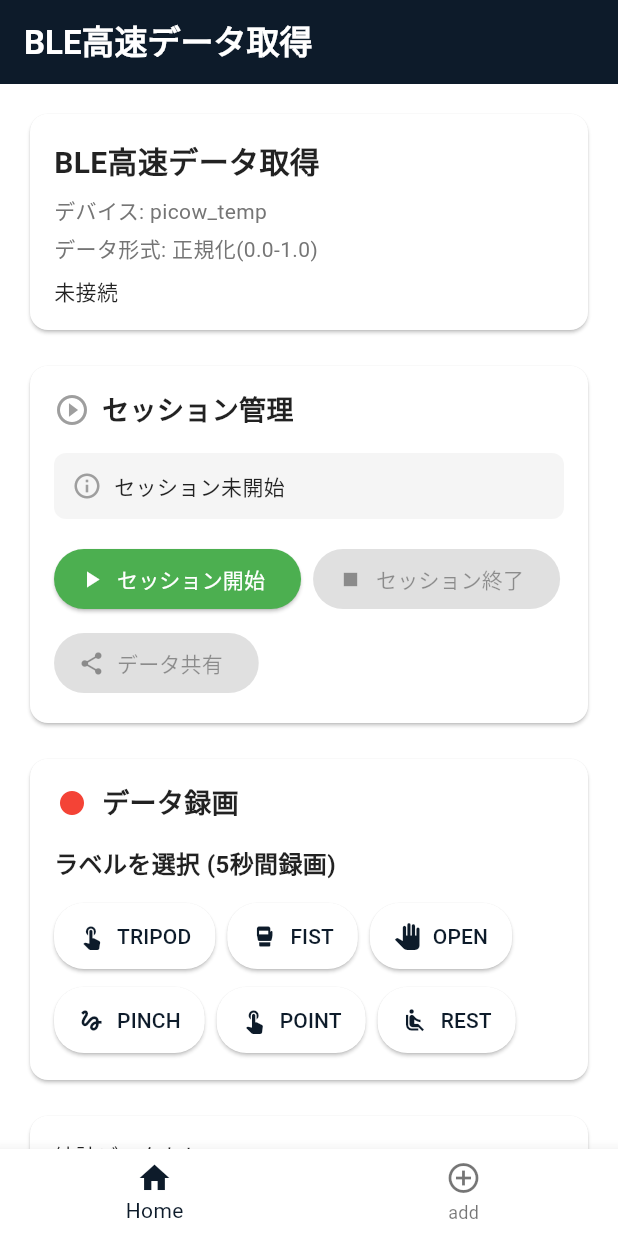
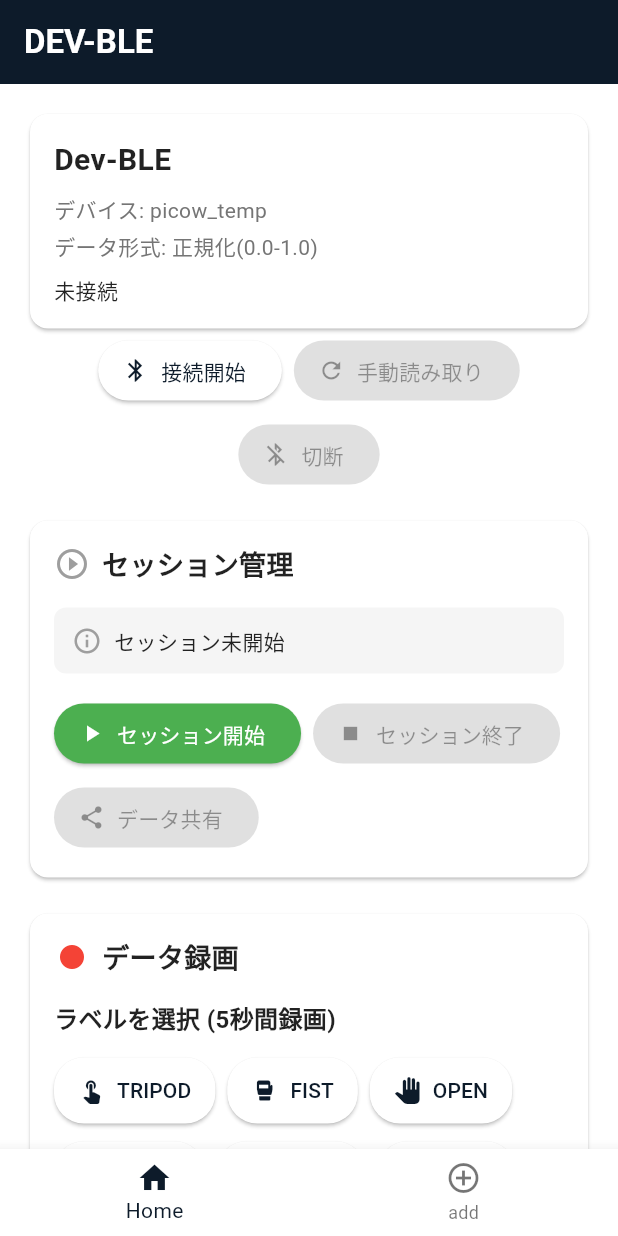
Before and after one commit to sotta-tis/emg-mobile-analyzer, a Flutter app: the BleTempScannerWidget screen opened by its route, on a phone screen of 412 x 824 dp. Run offline on Flutter 3.47's test engine with Material 3 defaults, Android fonts, the light colour scheme and no system bars; our stand-ins replace csv, fl_chart, flutter_blue_plus, flutter_riverpod, go_router, image_picker and 2 more; missing offline and left inert: dart:ffi.

Commit message:
:lipstick: UI調整

```diff
--- a/lib/app_router.dart
+++ b/lib/app_router.dart
@@ -19,7 +19,7 @@ final router = GoRouter(
           path: '/ble',
           builder:
               (_, __) => Scaffold(
-                appBar: AppBar(title: const Text('BLE高速データ取得')),
+                appBar: AppBar(title: const Text('DEV-BLE')),
                 body: const BleTempScannerWidget(),
               ),
         ),
--- a/lib/pages/homePage.dart
+++ b/lib/pages/homePage.dart
@@ -24,7 +24,7 @@ class _HomePageState extends ConsumerState<HomePage> {
             Card(
               child: ListTile(
                 leading: const Icon(Icons.bluetooth),
-                title: const Text('BLE高速データ取得'),
+                title: const Text('Dev-BLE'),
                 subtitle: const Text('Pico Wからの1kHzサンプリングデータ'),
                 trailing: const Icon(Icons.arrow_forward_ios),
                 onTap: () => context.go('/ble'),
--- a/lib/widgets/ble_widget.dart
+++ b/lib/widgets/ble_widget.dart
@@ -118,6 +118,13 @@ class _BleTempScannerWidgetState extends State<BleTempScannerWidget> {
         children: [
           // ステータス表示
           _buildStatusCard(),
+          // デバイス一覧
+          if (_scanResults.isNotEmpty) ...[
+            _buildDeviceListCard(),
+            const SizedBox(height: 16),
+          ],
+          // コントロールボタン
+          _buildControlButtons(),
 
           const SizedBox(height: 16),
 
@@ -134,12 +141,6 @@ class _BleTempScannerWidgetState extends State<BleTempScannerWidget> {
           ),
 
           const SizedBox(height: 16),
-
-          // デバイス一覧
-          if (_scanResults.isNotEmpty) ...[
-            _buildDeviceListCard(),
-            const SizedBox(height: 16),
-          ],
 
           // 統計情報
           Card(
@@ -158,10 +159,6 @@ class _BleTempScannerWidgetState extends State<BleTempScannerWidget> {
               child: Column(
                 crossAxisAlignment: CrossAxisAlignment.start,
                 children: [
-                  const Text(
-                    'リアルタイムデータ',
-                    style: TextStyle(fontSize: 16, fontWeight: FontWeight.bold),
-                  ),
                   const SizedBox(height: 8),
                   BleChartWidget(
                     dataHistory: _statistics.dataHistory,
@@ -180,9 +177,6 @@ class _BleTempScannerWidgetState extends State<BleTempScannerWidget> {
             _buildDebugCard(),
             const SizedBox(height: 16),
           ],
-
-          // コントロールボタン
-          _buildControlButtons(),
         ],
       ),
     );
@@ -196,7 +190,7 @@ class _BleTempScannerWidgetState extends State<BleTempScannerWidget> {
           crossAxisAlignment: CrossAxisAlignment.start,
           children: [
             const Text(
-              'BLE高速データ取得',
+              'Dev-BLE',
               style: TextStyle(fontSize: 20, fontWeight: FontWeight.bold),
             ),
             const SizedBox(height: 8),
```
